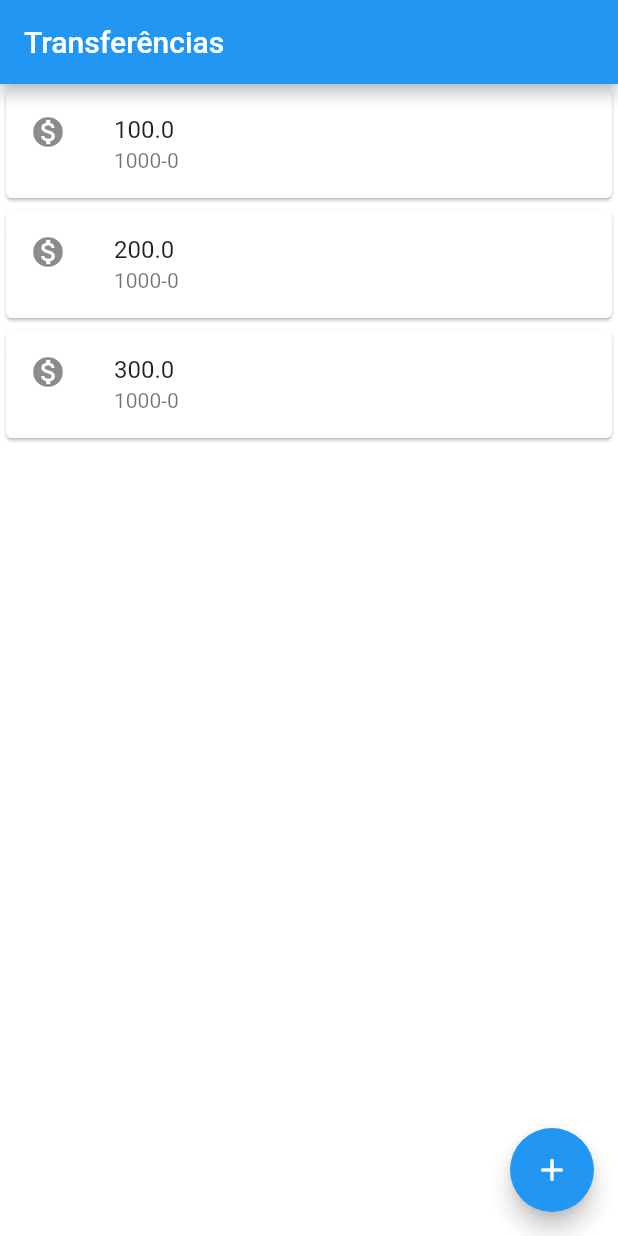
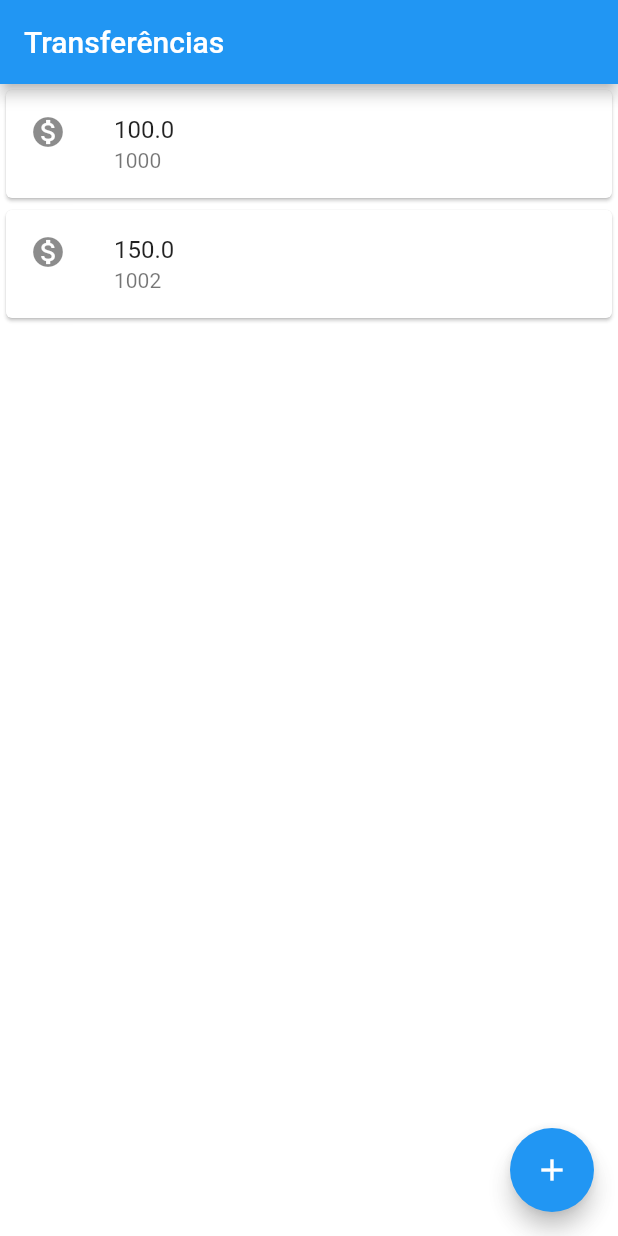
Before and after one commit to vitordutra/bytebank, a Flutter app: the screen it shows after launch, on a phone screen of 412 x 824 dp. Run offline on Flutter 3.47's test engine with Material 2 defaults, Android fonts, the phone set to English and light mode, and no system bars.

Commit message:
06 - Refatorando o código

```diff
--- a/lib/main.dart
+++ b/lib/main.dart
@@ -12,29 +12,7 @@ class MyApp extends StatelessWidget {
         scaffoldBackgroundColor: Colors.white70,
       ),
       home: Scaffold(
-        body: Column(
-          children: [
-            Card(
-              child: ListTile(
-                leading: Icon(Icons.monetization_on),
-                title: Text('100.0'),
-                subtitle: Text('1000-0'),
-              ),
-            ),
-            Card(
-              child: ListTile(
-                  leading: Icon(Icons.monetization_on),
-                  title: Text('200.0'),
-                  subtitle: Text('1000-0')),
-            ),
-            Card(
-              child: ListTile(
-                  leading: Icon(Icons.monetization_on),
-                  title: Text('300.0'),
-                  subtitle: Text('1000-0')),
-            ),
-          ],
-        ),
+        body: ListaTransferencias(),
         appBar: AppBar(
           title: Text("Transferências"),
         ),
@@ -46,3 +24,44 @@ class MyApp extends StatelessWidget {
     );
   }
 }
+
+class ListaTransferencias extends StatelessWidget {
+  const ListaTransferencias({Key? key}) : super(key: key);
+
+  @override
+  Widget build(BuildContext context) {
+    return Column(
+      children: [
+        ItemTransferencia(Transferencia(100.0, 1000)),
+        ItemTransferencia(Transferencia(150.0, 1002)),
+      ],
+    );
+  }
+}
+
+class ItemTransferencia extends StatelessWidget {
+  final Transferencia _transferencia;
+
+  const ItemTransferencia(
+    this._transferencia, {
+    Key? key,
+  }) : super(key: key);
+
+  @override
+  Widget build(BuildContext context) {
+    return Card(
+      child: ListTile(
+        leading: Icon(Icons.monetization_on),
+        title: Text(_transferencia.valor.toString()),
+        subtitle: Text(_transferencia.numeroConta.toString()),
+      ),
+    );
+  }
+}
+
+class Transferencia {
+  final double valor;
+  final int numeroConta;
+
+  Transferencia(this.valor, this.numeroConta);
+}
```
